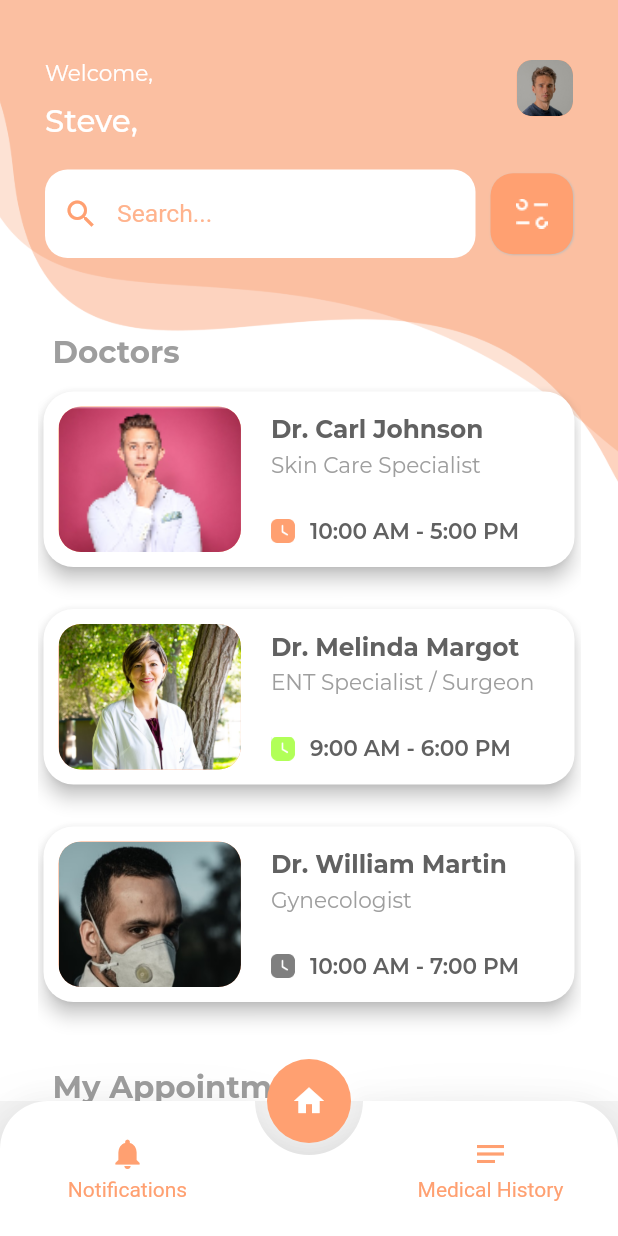
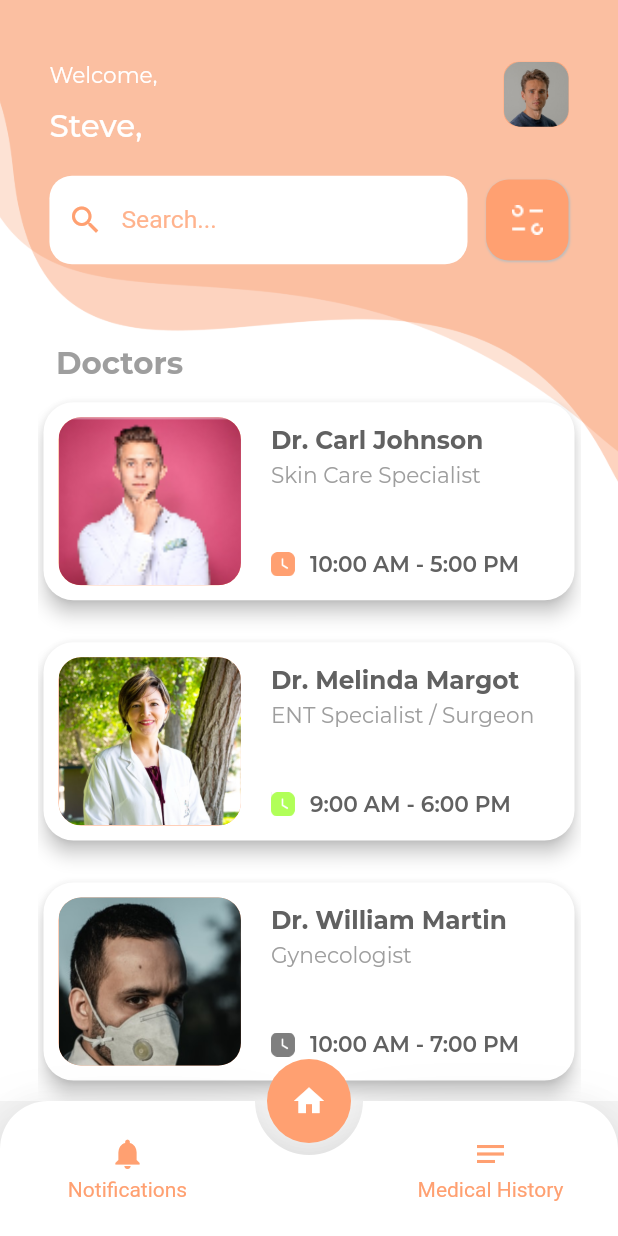
Before and after one commit to SankaM/Kahiya-Mobile, a Flutter app: the DoctorProfilePage screen opened by its route, after a tap on the "home" icon, on a phone screen of 412 x 824 dp. Run offline on Flutter 3.47's test engine with Material 2 defaults, Android fonts, the phone set to English and light mode, and no system bars; drawn by our look-alikes of animated_bottom_navigation_bar, auto_size_text, getwidget; our stand-ins replace dotted_line, flutter_phoenix, get, google_fonts.

Commit message:
[ePatient] Home Screen - fixing UI

```diff
--- a/ePatient/10__code/monda_epatient/lib/_4__presentation/page/_1__home/page__home.dart
+++ b/ePatient/10__code/monda_epatient/lib/_4__presentation/page/_1__home/page__home.dart
@@ -6,6 +6,7 @@ import 'package:getwidget/components/avatar/gf_avatar.dart';
 import 'package:getwidget/getwidget.dart';
 import 'package:google_fonts/google_fonts.dart';
 import 'package:monda_epatient/_0__infra/asset.dart';
+import 'package:monda_epatient/_0__infra/screen_util.dart';
 import 'package:monda_epatient/_0__infra/style.dart';
 import 'package:monda_epatient/_0__infra/text_string.dart';
 import 'package:monda_epatient/_4__presentation/common/abstract_page_with_background_and_content.dart';
@@ -29,7 +30,7 @@ class HomePage extends AbstractPageWithBackgroundAndContent {
       mainAxisAlignment: MainAxisAlignment.start,
       crossAxisAlignment: CrossAxisAlignment.start,
       children: [
-        SizedBox(height: 20,),
+        SizedBox(height: ScreenUtil.heightInPercent(2.5),),
         _welcomeAccountRow(context),
         _searchBar(context),
         _scrollableSection(context),
@@ -56,11 +57,11 @@ class HomePage extends AbstractPageWithBackgroundAndContent {
 
   Widget _accountProfilePicture(BuildContext context) {
     return Padding(
-      padding: EdgeInsets.only(left: 30, top: 20, right: 30),
+      padding: EdgeInsets.only(left: ScreenUtil.widthInPercent(8), top: ScreenUtil.heightInPercent(2.5), right: ScreenUtil.widthInPercent(8)),
       child: GFAvatar(
         backgroundImage: AssetImage(Asset.png__patient01),
         shape: GFAvatarShape.square,
-        size: 25,
+        size: ScreenUtil.widthInPercent(7),
         borderRadius: BorderRadius.all(Radius.circular(10)),
       )
     );
@@ -68,21 +69,21 @@ class HomePage extends AbstractPageWithBackgroundAndContent {
 
   Widget _welcomeText(BuildContext context) {
     return Padding(
-      padding: EdgeInsets.only(left: 30, top: 20, right: 30),
+      padding: EdgeInsets.only(left: ScreenUtil.widthInPercent(8), top: ScreenUtil.heightInPercent(2.5), right: ScreenUtil.widthInPercent(8)),
       child: Text('Welcome,', style: GoogleFonts.montserrat(fontSize: Style.fontSize_S, color: Style.textColorPrimary),),
     );
   }
 
   Widget _patientNameText(BuildContext context) {
     return Padding(
-      padding: EdgeInsets.only(left: 30, top: 10, right: 30),
+      padding: EdgeInsets.only(left: ScreenUtil.widthInPercent(8), top: ScreenUtil.heightInPercent(1.5), right: ScreenUtil.widthInPercent(8)),
       child: Text('Steve,', style: GoogleFonts.montserrat(fontSize: Style.fontSize_XL, fontWeight: FontWeight.w500, color: Style.textColorPrimary),),
     );
   }
 
   Widget _searchBar(BuildContext context) {
     return Padding(
-      padding: EdgeInsets.only(left: 30, top: 20, right: 30),
+      padding: EdgeInsets.only(left: ScreenUtil.widthInPercent(8), top: ScreenUtil.heightInPercent(2.5), right: ScreenUtil.widthInPercent(8)),
       child: Row(
         children: [
           Expanded(
@@ -104,7 +105,7 @@ class HomePage extends AbstractPageWithBackgroundAndContent {
               ),
             ),
           ),
-          SizedBox(width: 10,),
+          SizedBox(width: ScreenUtil.widthInPercent(3),),
           FilterButton(labels: ['Name', 'Phone', 'Past History'],),
         ],
       ),
@@ -112,22 +113,22 @@ class HomePage extends AbstractPageWithBackgroundAndContent {
   }
 
   Widget _scrollableSection(BuildContext context) {
-    var width = Get.size.width - (20 * 2);
+    var width = ScreenUtil.widthInPercent(80);
+    var height = ScreenUtil.heightInPercent(17);
 
     return Padding(
       padding: EdgeInsets.only(left: 25, top: 20, right: 25),
       child: Container(
-        width: Get.size.width - (10 * 2),
-        height: Get.size.height * 0.7,
+        height: ScreenUtil.heightInPercent(70),
         child: ListView(
           children: [
             _doctorsTextLabel(context),
-            DoctorCard(width: width, assetImage: Asset.png_face01, firstLineText: 'Dr. Carl Johnson', secondLineText: 'Skin Care Specialist', thirdLineText: '10:00 AM - 5:00 PM', assetIcon: Asset.png_time01,),
-            DoctorCard(width: width, assetImage: Asset.png_face02, firstLineText: 'Dr. Melinda Margot', secondLineText: 'ENT Specialist / Surgeon', thirdLineText: '9:00 AM - 6:00 PM', assetIcon: Asset.png_time02,),
-            DoctorCard(width: width, assetImage: Asset.png_face03, firstLineText: 'Dr. William Martin', secondLineText: 'Gynecologist', thirdLineText: '10:00 AM - 7:00 PM', assetIcon: Asset.png_time03,),
+            DoctorCard(width: width, height: height, assetImage: Asset.png_face01, firstLineText: 'Dr. Carl Johnson', secondLineText: 'Skin Care Specialist', thirdLineText: '10:00 AM - 5:00 PM', assetIcon: Asset.png_time01,),
+            DoctorCard(width: width, height: height, assetImage: Asset.png_face02, firstLineText: 'Dr. Melinda Margot', secondLineText: 'ENT Specialist / Surgeon', thirdLineText: '9:00 AM - 6:00 PM', assetIcon: Asset.png_time02,),
+            DoctorCard(width: width, height: height, assetImage: Asset.png_face03, firstLineText: 'Dr. William Martin', secondLineText: 'Gynecologist', thirdLineText: '10:00 AM - 7:00 PM', assetIcon: Asset.png_time03,),
             _myAppointmentTextLabel(context),
             _myAppointmentButton(context),
-            SizedBox(height: 80,),
+            SizedBox(height: ScreenUtil.heightInPercent(10),),
           ],
         ),
       ),
@@ -136,27 +137,27 @@ class HomePage extends AbstractPageWithBackgroundAndContent {
 
   Widget _doctorsTextLabel(BuildContext context) {
     return Padding(
-      padding: EdgeInsets.only(left: 10, top: 30, right: 10),
+      padding: EdgeInsets.only(left: ScreenUtil.widthInPercent(3), top: ScreenUtil.heightInPercent(4), right: ScreenUtil.widthInPercent(3)),
       child: Text(TextString.label__doctors, style: GoogleFonts.montserrat(fontSize: Style.fontSize_XL, fontWeight: FontWeight.w700, color: Colors.grey[500],),),
     );
   }
 
   Widget _myAppointmentTextLabel(BuildContext context) {
     return Padding(
-      padding: EdgeInsets.only(left: 10, top: 30, right: 10),
+      padding: EdgeInsets.only(left: ScreenUtil.widthInPercent(3), top: ScreenUtil.heightInPercent(4), right: ScreenUtil.widthInPercent(3)),
       child: Text(TextString.label__my_appointments, style: GoogleFonts.montserrat(fontSize: Style.fontSize_XL, fontWeight: FontWeight.w700, color: Colors.grey[500],),),
     );
   }
 
   Widget _myAppointmentButton(BuildContext context) {
     return Padding(
-      padding: EdgeInsets.only(left: 5, top: 20, right: 5),
+      padding: EdgeInsets.only(left: ScreenUtil.widthInPercent(1.5), top: ScreenUtil.heightInPercent(3), right: ScreenUtil.widthInPercent(1.5)),
       child: GFButton(
         text: TextString.label__view_appointments,
         type: GFButtonType.outline,
         color: Style.colorPrimary,
         shape: GFButtonShape.standard,
-        size: 50,
+        size: ScreenUtil.heightInPercent(6.5),
         onPressed: () {},
       ),
     );
--- a/ePatient/10__code/monda_epatient/lib/_4__presentation/page/_1__home/widget__doctor_card.dart
+++ b/ePatient/10__code/monda_epatient/lib/_4__presentation/page/_1__home/widget__doctor_card.dart
@@ -18,13 +18,15 @@ class DoctorCard extends StatelessWidget {
 
   final double width;
 
-  DoctorCard({required this.assetImage, required this.firstLineText, required this.secondLineText, required this.thirdLineText, required this.assetIcon, required this.width});
+  final double height;
+
+  DoctorCard({required this.assetImage, required this.firstLineText, required this.secondLineText, required this.thirdLineText, required this.assetIcon, required this.width, required this.height});
 
   @override
   Widget build(BuildContext context) {
     return Container(
       width: width,
-      height: 125,
+      height: height,
       margin: EdgeInsets.only(top: 10, bottom: 10),
       child: InkWell(
         onTap: () {
```
